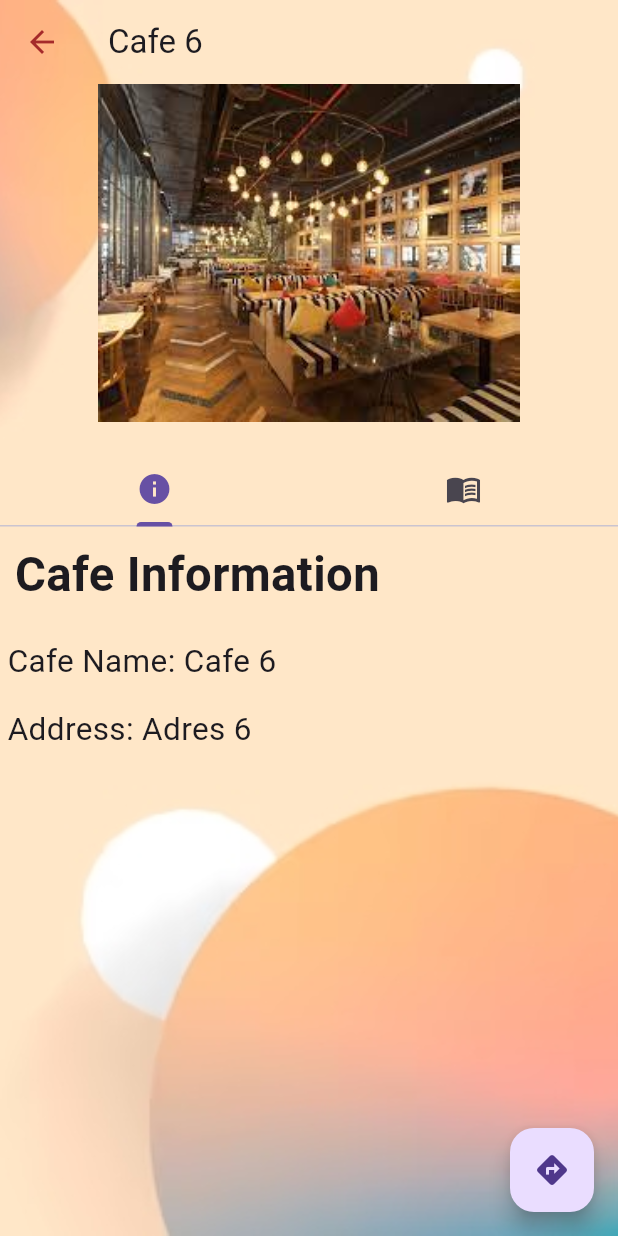
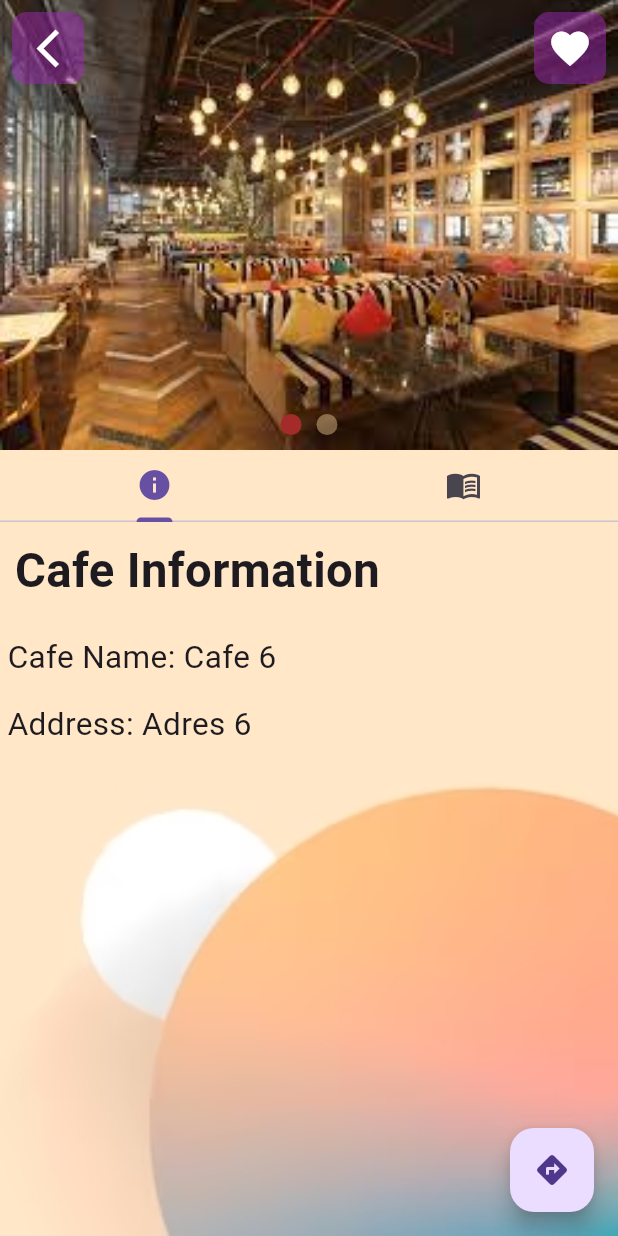
Before and after one commit to furkansahiin/qrave, a Flutter app: the screen it shows after launch, after a tap on "Cafe 6", on a phone screen of 412 x 824 dp. Run offline on Flutter 3.47's test engine with Material 3 defaults, Android fonts, the phone set to English and light mode, and no system bars; our stand-ins replace carousel_slider, get, velocity_x.

Commit message:
cafe detail sliver added

```diff
--- a/lib/pages/cafeDetailScreen.dart
+++ b/lib/pages/cafeDetailScreen.dart
@@ -3,6 +3,7 @@ import 'dart:convert';
 import 'package:flutter/material.dart';
 import 'package:qrave/components/bgComponents.dart';
 import 'package:qrave/pages/cafeInformationPages.dart';
+import 'package:qrave/pages/cafeimagewidget.dart';
 import 'package:qrave/pages/menuWidget.dart';
 import 'package:velocity_x/velocity_x.dart';
 import 'package:url_launcher/url_launcher.dart';
@@ -187,42 +188,41 @@ class CafeDetailScreen extends StatelessWidget {
               },
               child: Icon(Icons.directions),
             ),
-        appBar: AppBar(
-          title: cafeName.text.make(),
+        // appBar: AppBar(
+        //   title: cafeName.text.make(),
+        // ),
+        body: SafeArea(
+          child: NestedScrollView(
+          headerSliverBuilder: (BuildContext context, bool innerBoxIsScrolled) {
+          return [
+            SliverAppBar(
+              leading: Container(),
+              expandedHeight: 300.0,
+              floating: false,
+              pinned: true,
+              flexibleSpace: FlexibleSpaceBar(
+                background: CafeImagesWidget(imageUrls: [imagePath, imagePath]),
               ),
-        body: SingleChildScrollView(
-          child: Column(
-              crossAxisAlignment: CrossAxisAlignment.start,
-              children: [
-                SizedBox(
-                  height: 225,
-                  child: Image.asset(imagePath, width: double.infinity, fit: BoxFit.contain),
             ),
-                20.heightBox,
-                Container(
-                  height: 50,
-                  child: AppBar(
-                    bottom: TabBar(
+            SliverPersistentHeader(
+              delegate: _SliverAppBarDelegate(
+                TabBar(
                   tabs: [
                     Tab(icon: Icon(Icons.info)),
                     Tab(icon: Icon(Icons.menu_book)),
                   ],
                 ),
               ),
+              pinned: true,
             ),
-                // create widgets for each tab bar here
-                SizedBox(
-                  height: context.screenHeight - 350,
-                  child: TabBarView(
+          ];
+        },
+        body: TabBarView(
           children: [
-                      // first tab bar view widget
             CafeInformationWidget(cafeName: cafeName, address: address),
-                      CafeMenuWidget(menuData: categories,),
+            CafeMenuWidget(menuData: categories),
           ],
         ),
-                ),
-                // Diğer detaylar buraya eklenebilir
-              ],
       ),
         ),
         ),
@@ -230,3 +230,27 @@ class CafeDetailScreen extends StatelessWidget {
     );
   }
 }
+
+class _SliverAppBarDelegate extends SliverPersistentHeaderDelegate {
+  final TabBar tabBar;
+
+  _SliverAppBarDelegate(this.tabBar);
+
+  @override
+  double get minExtent => tabBar.preferredSize.height;
+  @override
+  double get maxExtent => tabBar.preferredSize.height;
+
+  @override
+  Widget build(BuildContext context, double shrinkOffset, bool overlapsContent) {
+    return Container(
+      color: Theme.of(context).scaffoldBackgroundColor,
+      child: tabBar,
+    );
+  }
+
+  @override
+  bool shouldRebuild(_SliverAppBarDelegate oldDelegate) {
+    return false;
+  }
+}
--- /dev/null
+++ b/lib/pages/cafeimagewidget.dart
@@ -0,0 +1,111 @@
+import 'package:flutter/material.dart';
+import 'package:qrave/consts/colors.dart';
+import 'package:velocity_x/velocity_x.dart';
+
+class CafeImagesWidget extends StatefulWidget {
+  final List<String> imageUrls;
+
+  const CafeImagesWidget({
+    Key? key,
+    required this.imageUrls,
+  }) : super(key: key);
+
+  @override
+  _CafeImagesWidgetState createState() => _CafeImagesWidgetState();
+}
+
+class _CafeImagesWidgetState extends State<CafeImagesWidget> {
+  int _currentIndex = 0;
+  @override
+  Widget build(BuildContext context) {
+    return Stack(
+      alignment: Alignment.topLeft,
+      children: [
+        Container(
+          height: 300,
+          child: PageView.builder(
+            itemCount: widget.imageUrls.length,
+            controller: PageController(
+              initialPage: _currentIndex,
+            ),
+            onPageChanged: (index) {
+              setState(() {
+                _currentIndex = index;
+              });
+            },
+            itemBuilder: (context, index) {
+              return Image.asset(
+                widget.imageUrls[index],
+                fit: BoxFit.cover,
+              );
+            },
+          ),
+        ),
+        Row(
+          mainAxisAlignment: MainAxisAlignment.spaceBetween,
+          children: [
+            Padding(
+          padding: const EdgeInsets.all(8.0),
+          child: Container(
+            decoration: BoxDecoration(
+              shape: BoxShape.rectangle,
+              borderRadius: BorderRadius.circular(10.0),
+              color: Colors.purple.withOpacity(0.5),
+            ),
+            child: IconButton(
+              icon: Icon(
+                Icons.arrow_back_ios_new,
+                size: 30.0,
+                color: Colors.white,
+              ),
+              onPressed: () {
+                // Favori butonu için yapılacak işlemleri ekleyin
+              },
+            ),
+          ),
+        ),
+
+        Padding(
+          padding: const EdgeInsets.all(8.0),
+          child: Container(
+            decoration: BoxDecoration(
+              shape: BoxShape.rectangle,
+              borderRadius: BorderRadius.circular(10.0),
+              color: Colors.purple.withOpacity(0.5),
+            ),
+            child: IconButton(
+              icon: Icon(
+                Icons.favorite,
+                size: 30.0,
+                color: Colors.white,
+              ),
+              onPressed: () {
+                // Favori butonu için yapılacak işlemleri ekleyin
+              },
+            ),
+          ),
+        ),
+          ],
+        ),
+        Positioned(
+          bottom: 10,
+          left: 0,
+          right: 0,
+          child: Row(
+            mainAxisAlignment: MainAxisAlignment.center,
+            children: List.generate(
+              widget.imageUrls.length,
+              (index) => Padding(
+                padding: EdgeInsets.symmetric(horizontal: 5),
+                child: CircleAvatar(
+                  radius: 7,
+                  backgroundColor: _currentIndex == index ? appcolorred : appcolor.withOpacity(0.5),
+                ),
+              ),
+            ),
+          ),
+        ),
+      ],
+    );
+  }
+}
```
Also changed, not shown: lib/pages/users/loginPageScreen.dart (+5 -5 lines). Lines whose indentation alone changed are shown as unchanged.
